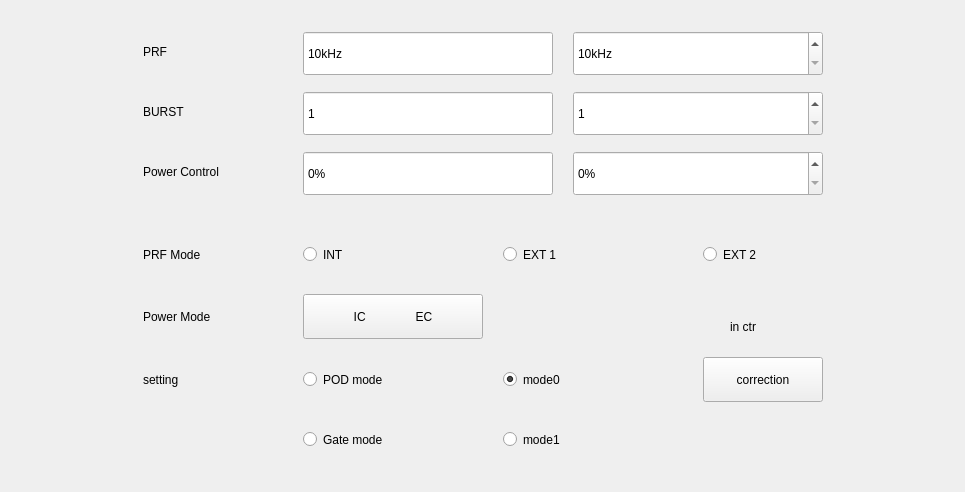
Above: macousto_pod.ui from yuanjinxin123/shenglei before the change. Below: the same form after it.
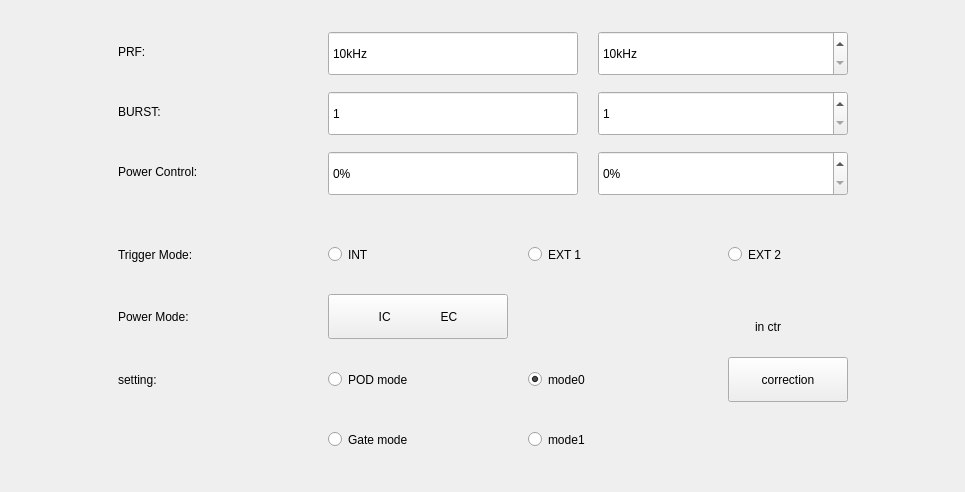
That is the form after the change.

The edit to the form file:
```diff
--- a/macousto_pod.ui
+++ b/macousto_pod.ui
@@ -61,7 +61,7 @@
           <enum>Qt::LeftToRight</enum>
          </property>
          <property name="text">
-          <string>PRF</string>
+          <string>PRF:</string>
          </property>
          <property name="alignment">
           <set>Qt::AlignLeading|Qt::AlignLeft|Qt::AlignVCenter</set>
@@ -145,7 +145,7 @@
           </size>
          </property>
          <property name="text">
-          <string>BURST</string>
+          <string>BURST:</string>
          </property>
          <property name="alignment">
           <set>Qt::AlignLeading|Qt::AlignLeft|Qt::AlignVCenter</set>
@@ -206,7 +206,7 @@
         <widget class="QLabel" name="label_3">
          <property name="minimumSize">
           <size>
-           <width>140</width>
+           <width>190</width>
            <height>45</height>
           </size>
          </property>
@@ -217,7 +217,7 @@
           </size>
          </property>
          <property name="text">
-          <string>Power Control</string>
+          <string>Power Control:</string>
          </property>
          <property name="alignment">
           <set>Qt::AlignLeading|Qt::AlignLeft|Qt::AlignVCenter</set>
@@ -288,7 +288,7 @@
         <widget class="QLabel" name="label_6">
          <property name="minimumSize">
           <size>
-           <width>140</width>
+           <width>190</width>
            <height>45</height>
           </size>
          </property>
@@ -299,7 +299,7 @@
           </size>
          </property>
          <property name="text">
-          <string>PRF Mode</string>
+          <string>Trigger Mode:</string>
          </property>
          <property name="alignment">
           <set>Qt::AlignLeading|Qt::AlignLeft|Qt::AlignVCenter</set>
@@ -355,12 +355,12 @@
          </property>
          <property name="maximumSize">
           <size>
-           <width>120</width>
+           <width>180</width>
            <height>60</height>
           </size>
          </property>
          <property name="text">
-          <string>Power Mode</string>
+          <string>Power Mode:</string>
          </property>
          <property name="alignment">
           <set>Qt::AlignLeading|Qt::AlignLeft|Qt::AlignVCenter</set>
@@ -398,7 +398,7 @@
           </size>
          </property>
          <property name="text">
-          <string>setting</string>
+          <string>setting:</string>
          </property>
          <property name="alignment">
           <set>Qt::AlignLeading|Qt::AlignLeft|Qt::AlignVCenter</set>
```
